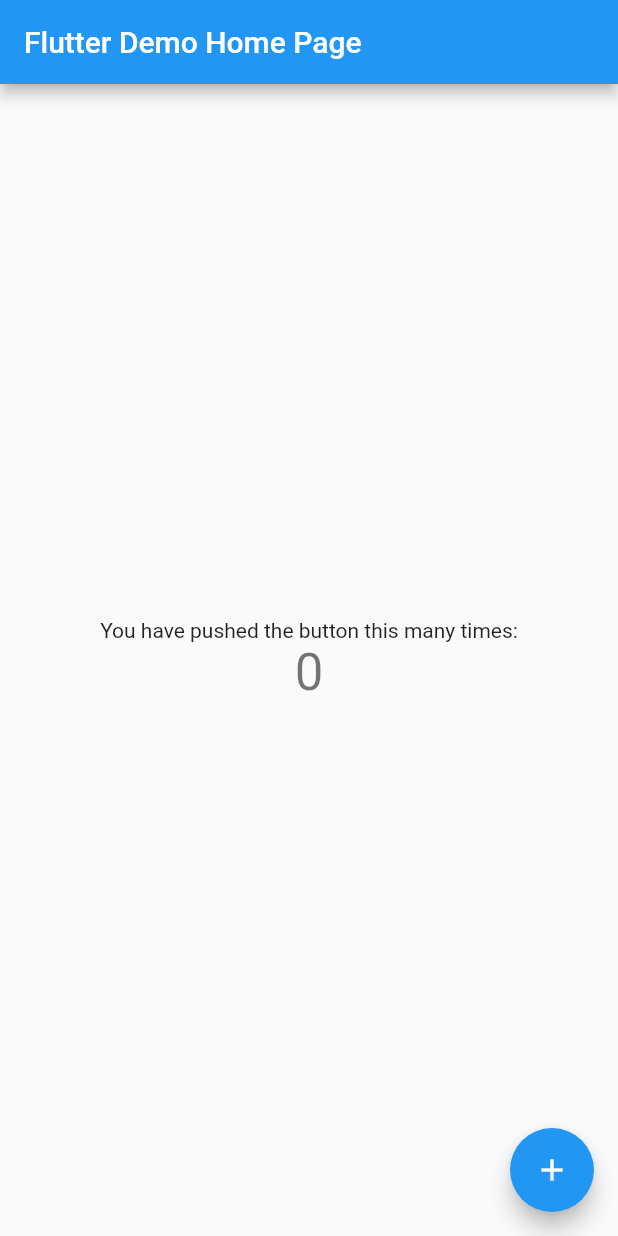
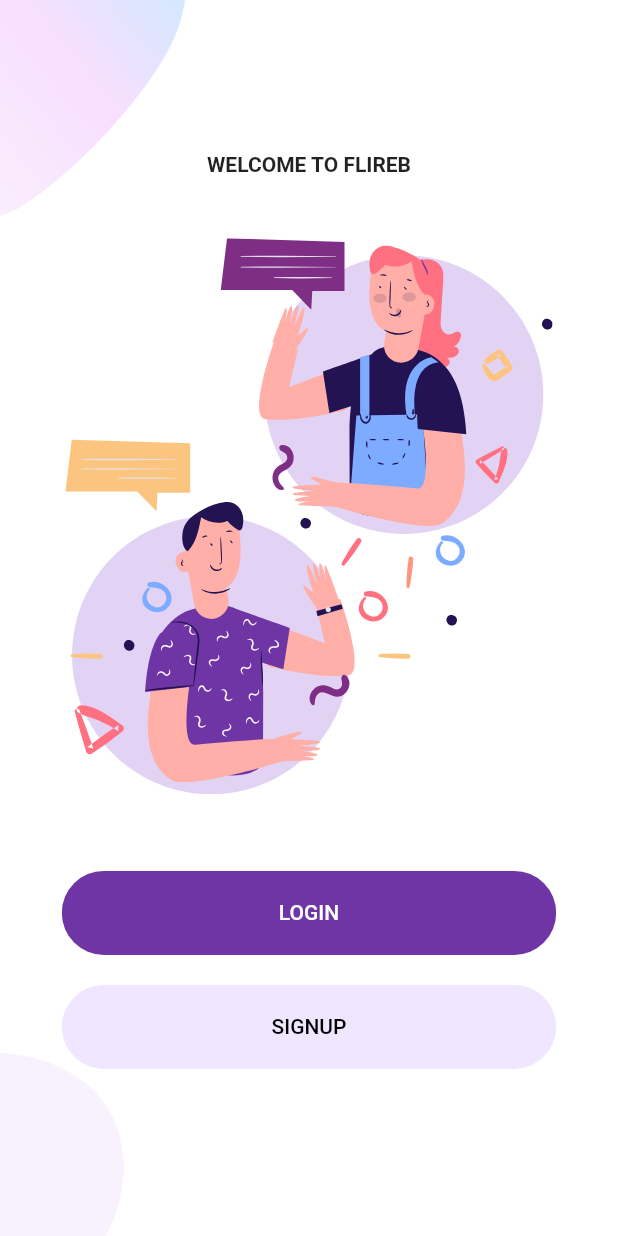
Before and after one commit to hasunnilupul/flutter_firebase, a Flutter app: the screen it shows after launch, on a phone screen of 412 x 824 dp. Run offline on Flutter 3.47's test engine with Material 2 defaults, Android fonts, the phone set to English and light mode, and no system bars; our stand-ins replace flutter_svg.

Commit message:
Welcome Page Design

```diff
--- /dev/null
+++ b/lib/Screens/Welcome/components/background.dart
@@ -0,0 +1,40 @@
+import 'package:flutter/material.dart';
+import 'package:flutter/cupertino.dart';
+
+class Background extends StatelessWidget{
+  const Background({Key? key, required this.child}) : super(key: key);
+
+  final Widget child;
+
+  @override
+  Widget build(BuildContext context) {
+    Size size = MediaQuery.of(context)
+        .size;
+    return Container(
+      height: size.height,
+      width: double.infinity,
+      child: Stack(
+        alignment: Alignment.center,
+        children: [
+          Positioned(
+            top: 0,
+            left: 0,
+            child: Image.asset(
+              'assets/images/main_top.png',
+              width: size.width * 0.3,
+            ),
+          ),
+          Positioned(
+            bottom: 0,
+            left: 0,
+            child: Image.asset(
+              'assets/images/main_bottom.png',
+              width: size.width * 0.2,
+            ),
+          ),
+          child,
+        ],
+      ),
+    );
+  }
+}
--- /dev/null
+++ b/lib/Screens/Welcome/components/body.dart
@@ -0,0 +1,47 @@
+import 'package:flutter/cupertino.dart';
+import 'package:flutter/material.dart';
+import '../../../components/rounded_button.dart';
+import 'package:flutter_svg/flutter_svg.dart';
+
+import '../../../constants.dart';
+import 'background.dart';
+
+class Body extends StatelessWidget {
+  const Body({Key? key}) : super(key: key);
+
+  @override
+  Widget build(BuildContext context) {
+    Size size = MediaQuery.of(context).size;
+    return Background(
+      child: SingleChildScrollView(
+        child: Column(
+          mainAxisAlignment: MainAxisAlignment.center,
+          children: [
+            Text(
+              'WELCOME TO FLIREB',
+              style: TextStyle(
+                fontWeight: FontWeight.bold,
+              ),
+            ),
+            SizedBox(height: size.height * 0.05,),
+            SvgPicture.asset(
+              'assets/icons/chat.svg',
+              height: size.height * 0.45,
+            ),
+            SizedBox(height: size.height * 0.05,),
+            RoundedButton(
+              text: 'LOGIN',
+              press: () {},
+            ),
+            RoundedButton(
+              text: 'SIGNUP',
+              color: primaryLightColor,
+              textColor: Colors.black,
+              press: () {},
+            ),
+          ],
+        ),
+      ),
+    );
+  }
+}
--- /dev/null
+++ b/lib/Screens/Welcome/welcome_screen.dart
@@ -0,0 +1,15 @@
+import 'package:flutter/cupertino.dart';
+import 'package:flutter/material.dart';
+
+import 'components/body.dart';
+
+class WelcomeScreen extends StatelessWidget {
+  const WelcomeScreen({Key? key}) : super(key: key);
+
+  @override
+  Widget build(BuildContext context) {
+    return Scaffold(
+      body: Body(),
+    );
+  }
+}
--- /dev/null
+++ b/lib/components/rounded_button.dart
@@ -0,0 +1,43 @@
+import 'package:flutter/material.dart';
+import 'package:flutter/cupertino.dart';
+
+import '../constants.dart';
+
+class RoundedButton extends StatelessWidget {
+  const RoundedButton(
+      {Key? key,
+        required this.text,
+        required this.press,
+        this.color = primaryColor,
+        this.textColor = Colors.white})
+      : super(key: key);
+
+  final String text;
+  final Function() press;
+  final Color color, textColor;
+
+  @override
+  Widget build(BuildContext context) {
+    Size size = MediaQuery.of(context).size;
+    return Container(
+      margin: EdgeInsets.symmetric(vertical: 10),
+      width: size.width * 0.8,
+      child: ClipRRect(
+        borderRadius: BorderRadius.circular(29),
+        child: TextButton(
+          child: Text(
+            text,
+            style: TextStyle(
+              color: textColor,
+            ),
+          ),
+          onPressed: press,
+          style: TextButton.styleFrom(
+              backgroundColor: color,
+              padding: EdgeInsets.symmetric(horizontal: 40, vertical: 20)
+          ),
+        ),
+      ),
+    );
+  }
+}
--- /dev/null
+++ b/lib/constants.dart
@@ -0,0 +1,4 @@
+import 'package:flutter/material.dart';
+
+const primaryColor = Color(0xFF6F35A5);
+const primaryLightColor = Color(0xFFF1E6FF);
--- a/lib/main.dart
+++ b/lib/main.dart
@@ -1,4 +1,8 @@
 import 'package:flutter/material.dart';
+import 'package:flutter/cupertino.dart';
+import 'constants.dart';
+
+import 'Screens/Welcome/welcome_screen.dart';
 
 void main() {
   runApp(MyApp());
@@ -10,105 +14,12 @@ class MyApp extends StatelessWidget {
   Widget build(BuildContext context) {
     return MaterialApp(
       debugShowCheckedModeBanner: false,
-      title: 'Flutter Demo',
+      title: 'Firebase Auth',
       theme: ThemeData(
-        // This is the theme of your application.
-        //
-        // Try running your application with "flutter run". You'll see the
-        // application has a blue toolbar. Then, without quitting the app, try
-        // changing the primarySwatch below to Colors.green and then invoke
-        // "hot reload" (press "r" in the console where you ran "flutter run",
-        // or simply save your changes to "hot reload" in a Flutter IDE).
-        // Notice that the counter didn't reset back to zero; the application
-        // is not restarted.
-        primarySwatch: Colors.blue,
+        primaryColor: primaryColor,
+        scaffoldBackgroundColor: Colors.white,
       ),
-      home: MyHomePage(title: 'Flutter Demo Home Page'),
+      home: WelcomeScreen(),
     );
   }
 }
-
-class MyHomePage extends StatefulWidget {
-  MyHomePage({Key? key, required this.title}) : super(key: key);
-
-  // This widget is the home page of your application. It is stateful, meaning
-  // that it has a State object (defined below) that contains fields that affect
-  // how it looks.
-
-  // This class is the configuration for the state. It holds the values (in this
-  // case the title) provided by the parent (in this case the App widget) and
-  // used by the build method of the State. Fields in a Widget subclass are
-  // always marked "final".
-
-  final String title;
-
-  @override
-  _MyHomePageState createState() => _MyHomePageState();
-}
-
-class _MyHomePageState extends State<MyHomePage> {
-  int _counter = 0;
-
-  void _incrementCounter() {
-    setState(() {
-      // This call to setState tells the Flutter framework that something has
-      // changed in this State, which causes it to rerun the build method below
-      // so that the display can reflect the updated values. If we changed
-      // _counter without calling setState(), then the build method would not be
-      // called again, and so nothing would appear to happen.
-      _counter++;
-    });
-  }
-
-  @override
-  Widget build(BuildContext context) {
-    // This method is rerun every time setState is called, for instance as done
-    // by the _incrementCounter method above.
-    //
-    // The Flutter framework has been optimized to make rerunning build methods
-    // fast, so that you can just rebuild anything that needs updating rather
-    // than having to individually change instances of widgets.
-    return Scaffold(
-      appBar: AppBar(
-        // Here we take the value from the MyHomePage object that was created by
-        // the App.build method, and use it to set our appbar title.
-        title: Text(widget.title),
-      ),
-      body: Center(
-        // Center is a layout widget. It takes a single child and positions it
-        // in the middle of the parent.
-        child: Column(
-          // Column is also a layout widget. It takes a list of children and
-          // arranges them vertically. By default, it sizes itself to fit its
-          // children horizontally, and tries to be as tall as its parent.
-          //
-          // Invoke "debug painting" (press "p" in the console, choose the
-          // "Toggle Debug Paint" action from the Flutter Inspector in Android
-          // Studio, or the "Toggle Debug Paint" command in Visual Studio Code)
-          // to see the wireframe for each widget.
-          //
-          // Column has various properties to control how it sizes itself and
-          // how it positions its children. Here we use mainAxisAlignment to
-          // center the children vertically; the main axis here is the vertical
-          // axis because Columns are vertical (the cross axis would be
-          // horizontal).
-          mainAxisAlignment: MainAxisAlignment.center,
-          children: <Widget>[
-            Text(
-              'You have pushed the button this many times:',
-            ),
-            Text(
-              '$_counter',
-              style: Theme.of(context).textTheme.headline4,
-            ),
-          ],
-        ),
-      ),
-      floatingActionButton: FloatingActionButton(
-        onPressed: _incrementCounter,
-        tooltip: 'Increment',
-        child: Icon(Icons.add),
-      ), // This trailing comma makes auto-formatting nicer for build methods.
-    );
-  }
-}
--- a/pubspec.yaml
+++ b/pubspec.yaml
@@ -46,8 +46,9 @@ flutter:
   uses-material-design: true
 
   # To add assets to your application, add an assets section, like this:
-  # assets:
-  #   - images/a_dot_burr.jpeg
+  assets:
+    - assets/images/
+    - assets/icons/
   #   - images/a_dot_ham.jpeg
 
   # An image asset can refer to one or more resolution-specific "variants", see
```
